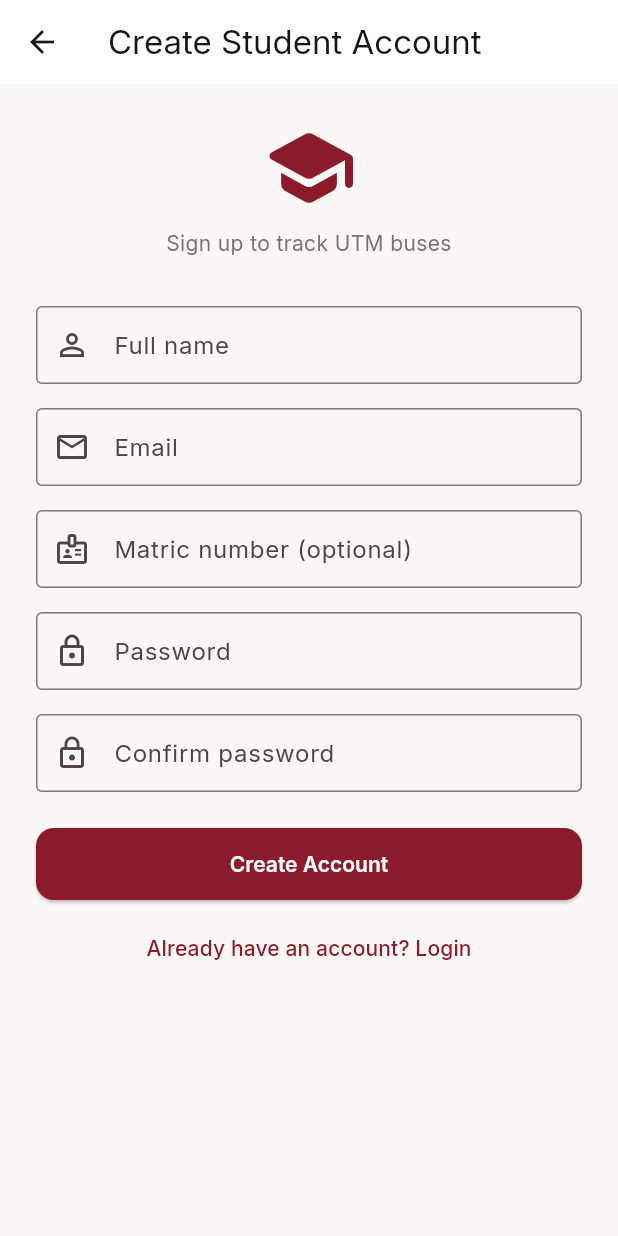
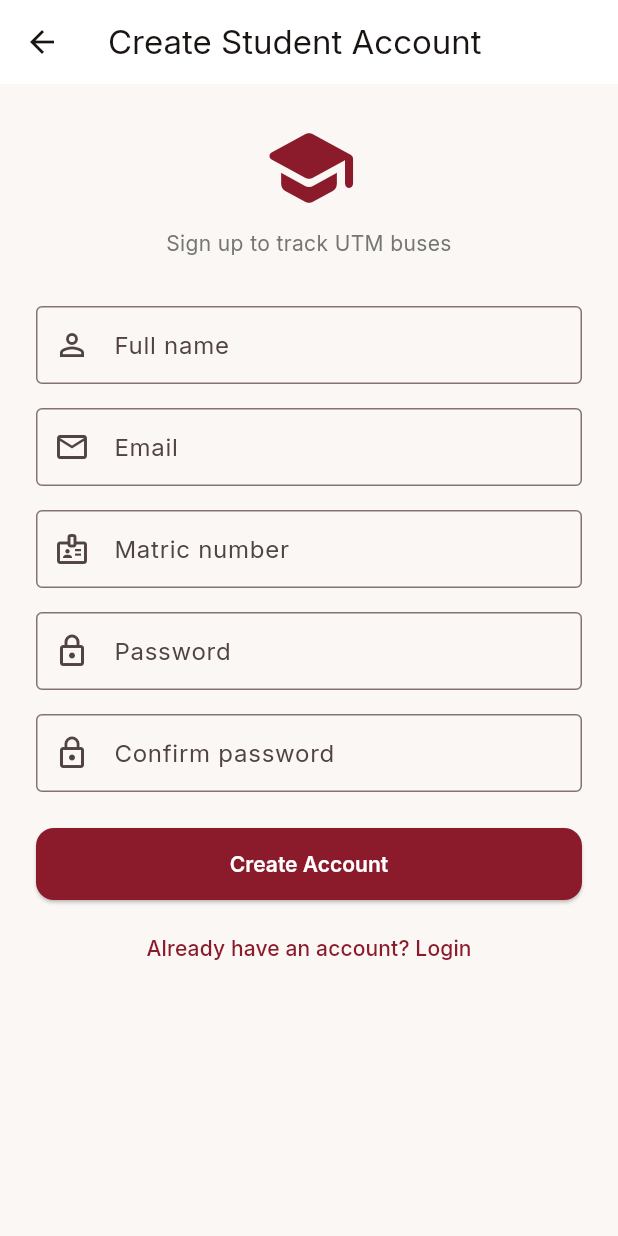
Before and after one commit to HisyamFirdaus03/utm-bus-tracker, a Flutter app: the screen it shows after launch, after a tap on "Login", after a tap on "New student? Create an account", on a phone screen of 412 x 824 dp. Run offline on Flutter 3.47's test engine with Material 3 defaults, Android fonts, the phone set to English and light mode, and no system bars; our stand-ins replace dio, firebase_auth, firebase_core, firebase_database, firebase_storage, flutter_local_notifications and 7 more; accounts and stored records are empty; network calls fail.

Commit message:
Mobile: remove test-driver quick-fill; make matric required; backend allow_blank on optional profile fields

```diff
--- a/mobile/lib/screens/login/login_screen.dart
+++ b/mobile/lib/screens/login/login_screen.dart
@@ -161,27 +161,6 @@ class _LoginScreenState extends ConsumerState<LoginScreen> {
                       : () => context.push('/register'),
                   child: const Text('New student? Create an account'),
                 ),
-
-                const SizedBox(height: 16),
-
-                Container(
-                  padding: const EdgeInsets.all(16),
-                  decoration: BoxDecoration(
-                    color: Colors.grey[100],
-                    borderRadius: BorderRadius.circular(8),
-                  ),
-                  child: Column(
-                    crossAxisAlignment: CrossAxisAlignment.start,
-                    children: [
-                      Text(
-                        'Test driver account',
-                        style: Theme.of(context).textTheme.labelLarge,
-                      ),
-                      const SizedBox(height: 8),
-                      _quickFillRow('driver1@utm.my', 'driver123'),
-                    ],
-                  ),
-                ),
               ],
             ),
           ),
@@ -189,29 +168,4 @@ class _LoginScreenState extends ConsumerState<LoginScreen> {
       ),
     );
   }
-
-  Widget _quickFillRow(String email, String password) {
-    return InkWell(
-      onTap: () {
-        _emailController.text = email;
-        _passwordController.text = password;
-      },
-      child: Padding(
-        padding: const EdgeInsets.symmetric(vertical: 4),
-        child: Row(
-          children: [
-            const Icon(Icons.person_outline, size: 16, color: Colors.grey),
-            const SizedBox(width: 8),
-            Expanded(
-              child: Text(
-                '$email / $password',
-                style: TextStyle(color: Colors.grey[700], fontSize: 13),
-              ),
-            ),
-            Icon(Icons.touch_app, size: 16, color: Colors.grey[500]),
-          ],
-        ),
-      ),
-    );
-  }
 }
--- a/mobile/lib/screens/register/register_screen.dart
+++ b/mobile/lib/screens/register/register_screen.dart
@@ -47,9 +47,7 @@ class _RegisterScreenState extends ConsumerState<RegisterScreen> {
       email: _emailController.text.trim(),
       password: _passwordController.text,
       role: UserRole.student,
-      matricNumber: _matricController.text.trim().isEmpty
-          ? null
-          : _matricController.text.trim(),
+      matricNumber: _matricController.text.trim(),
     );
 
     if (!mounted) return;
@@ -151,10 +149,12 @@ class _RegisterScreenState extends ConsumerState<RegisterScreen> {
                   controller: _matricController,
                   textCapitalization: TextCapitalization.characters,
                   decoration: const InputDecoration(
-                    labelText: 'Matric number (optional)',
+                    labelText: 'Matric number',
                     prefixIcon: Icon(Icons.badge_outlined),
                     border: OutlineInputBorder(),
                   ),
+                  validator: (v) =>
+                      (v == null || v.trim().isEmpty) ? 'Required' : null,
                 ),
                 const SizedBox(height: 16),
 
```
Also changed, not shown: 1 other file.
